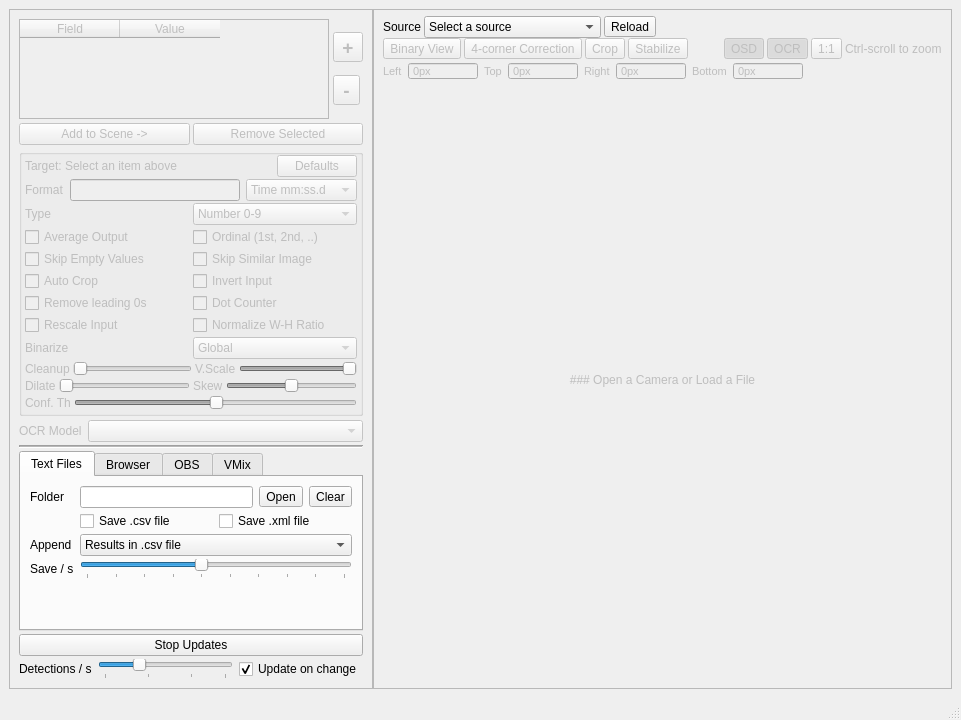
The window that mainwindow.ui (locaal-ai/scoresight) describes before a commit, drawn with Qt 5.
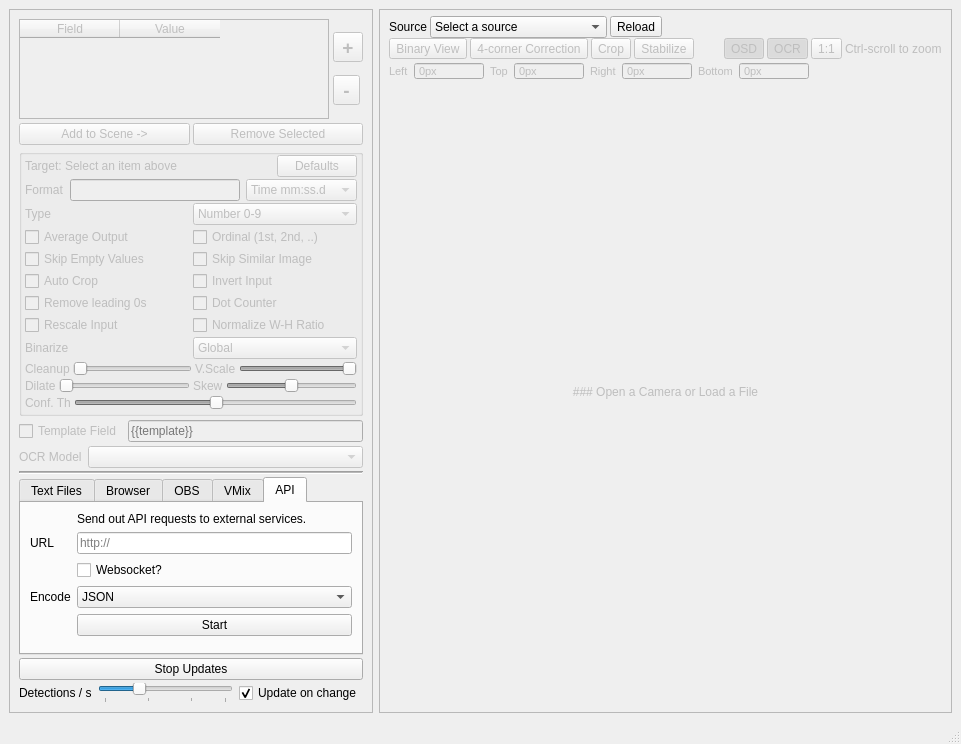
The same window after the commit. The open tabs and pages were chosen to show the change.

Commit message: feat: Add template field icon and settings

```diff
--- a/mainwindow.ui
+++ b/mainwindow.ui
@@ -7,18 +7,15 @@
     <x>0</x>
     <y>0</y>
     <width>961</width>
-    <height>720</height>
+    <height>734</height>
    </rect>
   </property>
   <property name="windowTitle">
    <string>ScoreSight</string>
   </property>
   <widget class="QWidget" name="centralwidget">
-   <layout class="QHBoxLayout" name="horizontalLayout">
-    <property name="spacing">
-     <number>0</number>
-    </property>
-    <item>
+   <layout class="QFormLayout" name="formLayout">
+    <item row="0" column="0">
      <widget class="QFrame" name="frame">
       <property name="sizePolicy">
        <sizepolicy hsizetype="Fixed" vsizetype="Preferred">
@@ -908,6 +905,44 @@
             </layout>
            </widget>
           </item>
+          <item>
+           <widget class="QWidget" name="widget_23" native="true">
+            <layout class="QHBoxLayout" name="horizontalLayout">
+             <property name="leftMargin">
+              <number>0</number>
+             </property>
+             <property name="topMargin">
+              <number>0</number>
+             </property>
+             <property name="rightMargin">
+              <number>0</number>
+             </property>
+             <property name="bottomMargin">
+              <number>0</number>
+             </property>
+             <item>
+              <widget class="QCheckBox" name="checkBox_templatefield">
+               <property name="toolTip">
+                <string>This field is a combination of exising fields in a template</string>
+               </property>
+               <property name="text">
+                <string>Template Field</string>
+               </property>
+              </widget>
+             </item>
+             <item>
+              <widget class="QLineEdit" name="lineEdit_templatefield">
+               <property name="text">
+                <string/>
+               </property>
+               <property name="placeholderText">
+                <string>{{template}}</string>
+               </property>
+              </widget>
+             </item>
+            </layout>
+           </widget>
+          </item>
           <item>
            <widget class="QWidget" name="widget_6" native="true">
             <layout class="QHBoxLayout" name="horizontalLayout_7">
@@ -957,12 +992,6 @@
        </item>
        <item alignment="Qt::AlignTop">
         <widget class="QTabWidget" name="tabWidget_outputs">
-         <property name="sizePolicy">
-          <sizepolicy hsizetype="Preferred" vsizetype="Preferred">
-           <horstretch>0</horstretch>
-           <verstretch>0</verstretch>
-          </sizepolicy>
-         </property>
          <property name="tabShape">
           <enum>QTabWidget::Rounded</enum>
          </property>
@@ -1402,6 +1431,95 @@
            </item>
           </layout>
          </widget>
+         <widget class="QWidget" name="tab_api">
+          <attribute name="title">
+           <string>API</string>
+          </attribute>
+          <layout class="QFormLayout" name="formLayout_3">
+           <property name="fieldGrowthPolicy">
+            <enum>QFormLayout::AllNonFixedFieldsGrow</enum>
+           </property>
+           <item row="1" column="0">
+            <widget class="QLabel" name="label_20">
+             <property name="text">
+              <string>URL</string>
+             </property>
+            </widget>
+           </item>
+           <item row="1" column="1">
+            <widget class="QLineEdit" name="lineEdit_api_url">
+             <property name="placeholderText">
+              <string>http://</string>
+             </property>
+            </widget>
+           </item>
+           <item row="3" column="0">
+            <widget class="QLabel" name="label_21">
+             <property name="text">
+              <string>Encode</string>
+             </property>
+            </widget>
+           </item>
+           <item row="3" column="1">
+            <widget class="QComboBox" name="comboBox_api_encode">
+             <item>
+              <property name="text">
+               <string>JSON</string>
+              </property>
+             </item>
+             <item>
+              <property name="text">
+               <string>XML</string>
+              </property>
+             </item>
+             <item>
+              <property name="text">
+               <string>Key-Value</string>
+              </property>
+             </item>
+             <item>
+              <property name="text">
+               <string>Plain Text</string>
+              </property>
+             </item>
+            </widget>
+           </item>
+           <item row="2" column="1">
+            <widget class="QCheckBox" name="checkBox_is_websocket">
+             <property name="text">
+              <string>Websocket?</string>
+             </property>
+            </widget>
+           </item>
+           <item row="5" column="1">
+            <spacer name="verticalSpacer">
+             <property name="orientation">
+              <enum>Qt::Vertical</enum>
+             </property>
+             <property name="sizeHint" stdset="0">
+              <size>
+               <width>20</width>
+               <height>40</height>
+              </size>
+             </property>
+            </spacer>
+           </item>
+           <item row="4" column="1">
+            <widget class="QPushButton" name="pushButton_api_start">
+             <property name="text">
+              <string>Start</string>
+             </property>
+            </widget>
+           </item>
+           <item row="0" column="1">
+            <widget class="QLabel" name="label_22">
+             <property name="text">
+              <string>Send out API requests to external services.</string>
+             </property>
+            </widget>
+           </item>
+          </layout>
+         </widget>
         </widget>
        </item>
        <item>
@@ -1492,7 +1610,7 @@
       </layout>
      </widget>
     </item>
-    <item>
+    <item row="0" column="1">
      <widget class="QFrame" name="frame_source_view">
       <property name="enabled">
        <bool>true</bool>
```
The commit also changes 8 other files.
